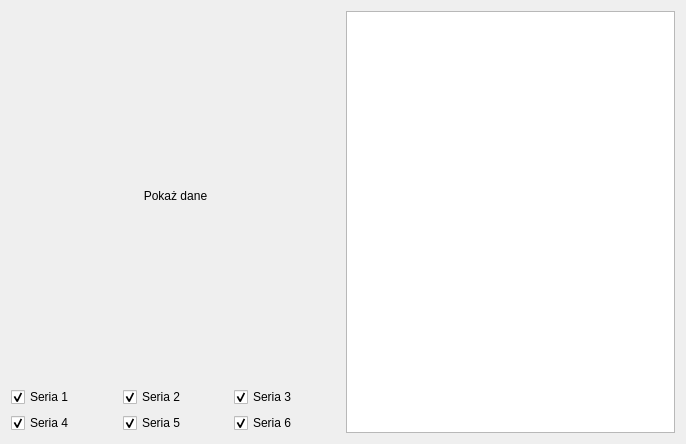
First picture: the form in chartdialog.ui, repository JakubDulewicz/CosDataAnalysis, before the edit.
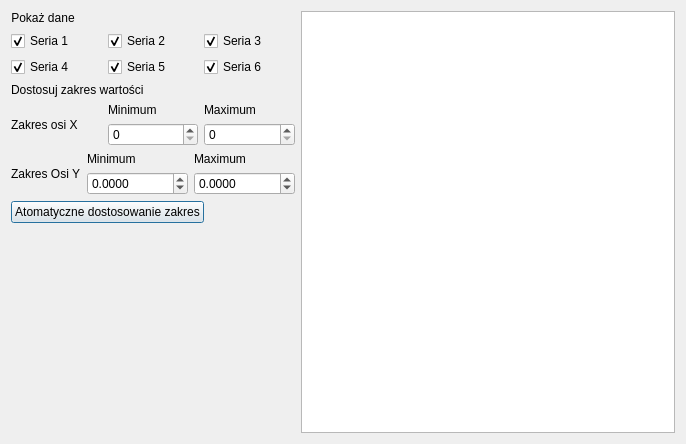
Second picture: the form after the edit. Custom widgets are drawn as their Qt base class.

The edit to the form file:
```diff
--- a/chartdialog.ui
+++ b/chartdialog.ui
@@ -26,6 +26,12 @@
       <layout class="QVBoxLayout" name="verticalLayout_3">
        <item>
         <widget class="QLabel" name="label">
+         <property name="sizePolicy">
+          <sizepolicy hsizetype="Maximum" vsizetype="Maximum">
+           <horstretch>0</horstretch>
+           <verstretch>0</verstretch>
+          </sizepolicy>
+         </property>
          <property name="text">
           <string>Pokaż dane</string>
          </property>
@@ -100,6 +106,158 @@
        </item>
       </layout>
      </item>
+     <item>
+      <layout class="QVBoxLayout" name="verticalLayout_4">
+       <item>
+        <widget class="QLabel" name="label_2">
+         <property name="sizePolicy">
+          <sizepolicy hsizetype="Maximum" vsizetype="Maximum">
+           <horstretch>0</horstretch>
+           <verstretch>0</verstretch>
+          </sizepolicy>
+         </property>
+         <property name="text">
+          <string>Dostosuj zakres wartości</string>
+         </property>
+        </widget>
+       </item>
+       <item>
+        <layout class="QHBoxLayout" name="horizontalLayout_2">
+         <item>
+          <widget class="QLabel" name="label_3">
+           <property name="text">
+            <string>Zakres osi X</string>
+           </property>
+          </widget>
+         </item>
+         <item>
+          <layout class="QVBoxLayout" name="verticalLayout_5">
+           <item>
+            <widget class="QLabel" name="label_5">
+             <property name="text">
+              <string>Minimum</string>
+             </property>
+            </widget>
+           </item>
+           <item>
+            <widget class="QDoubleSpinBox" name="doubleSpinBoxXAxisMin">
+             <property name="decimals">
+              <number>0</number>
+             </property>
+            </widget>
+           </item>
+          </layout>
+         </item>
+         <item>
+          <layout class="QVBoxLayout" name="verticalLayout_6">
+           <item>
+            <widget class="QLabel" name="label_6">
+             <property name="text">
+              <string>Maximum</string>
+             </property>
+            </widget>
+           </item>
+           <item>
+            <widget class="QDoubleSpinBox" name="doubleSpinBoxXAxisMax">
+             <property name="decimals">
+              <number>0</number>
+             </property>
+            </widget>
+           </item>
+          </layout>
+         </item>
+        </layout>
+       </item>
+       <item>
+        <layout class="QHBoxLayout" name="horizontalLayout_4">
+         <item>
+          <widget class="QLabel" name="label_4">
+           <property name="text">
+            <string>Zakres Osi Y</string>
+           </property>
+          </widget>
+         </item>
+         <item>
+          <layout class="QVBoxLayout" name="verticalLayout_7">
+           <item>
+            <widget class="QLabel" name="label_7">
+             <property name="text">
+              <string>Minimum</string>
+             </property>
+            </widget>
+           </item>
+           <item>
+            <widget class="QDoubleSpinBox" name="doubleSpinBoxYAxisMin">
+             <property name="decimals">
+              <number>4</number>
+             </property>
+             <property name="minimum">
+              <double>-100000.000000000000000</double>
+             </property>
+             <property name="maximum">
+              <double>100000.000000000000000</double>
+             </property>
+            </widget>
+           </item>
+          </layout>
+         </item>
+         <item>
+          <layout class="QVBoxLayout" name="verticalLayout_8">
+           <item>
+            <widget class="QLabel" name="label_8">
+             <property name="text">
+              <string>Maximum</string>
+             </property>
+            </widget>
+           </item>
+           <item>
+            <widget class="QDoubleSpinBox" name="doubleSpinBoxYAxisMax">
+             <property name="decimals">
+              <number>4</number>
+             </property>
+             <property name="minimum">
+              <double>-100000.000000000000000</double>
+             </property>
+             <property name="maximum">
+              <double>100000.000000000000000</double>
+             </property>
+             <property name="singleStep">
+              <double>10.000000000000000</double>
+             </property>
+            </widget>
+           </item>
+          </layout>
+         </item>
+        </layout>
+       </item>
+       <item>
+        <widget class="QPushButton" name="pushButton">
+         <property name="sizePolicy">
+          <sizepolicy hsizetype="Maximum" vsizetype="Fixed">
+           <horstretch>0</horstretch>
+           <verstretch>0</verstretch>
+          </sizepolicy>
+         </property>
+         <property name="text">
+          <string>Atomatyczne dostosowanie zakres</string>
+         </property>
+        </widget>
+       </item>
+      </layout>
+     </item>
+     <item>
+      <spacer name="verticalSpacer">
+       <property name="orientation">
+        <enum>Qt::Vertical</enum>
+       </property>
+       <property name="sizeHint" stdset="0">
+        <size>
+         <width>20</width>
+         <height>40</height>
+        </size>
+       </property>
+      </spacer>
+     </item>
     </layout>
    </item>
    <item>
```
